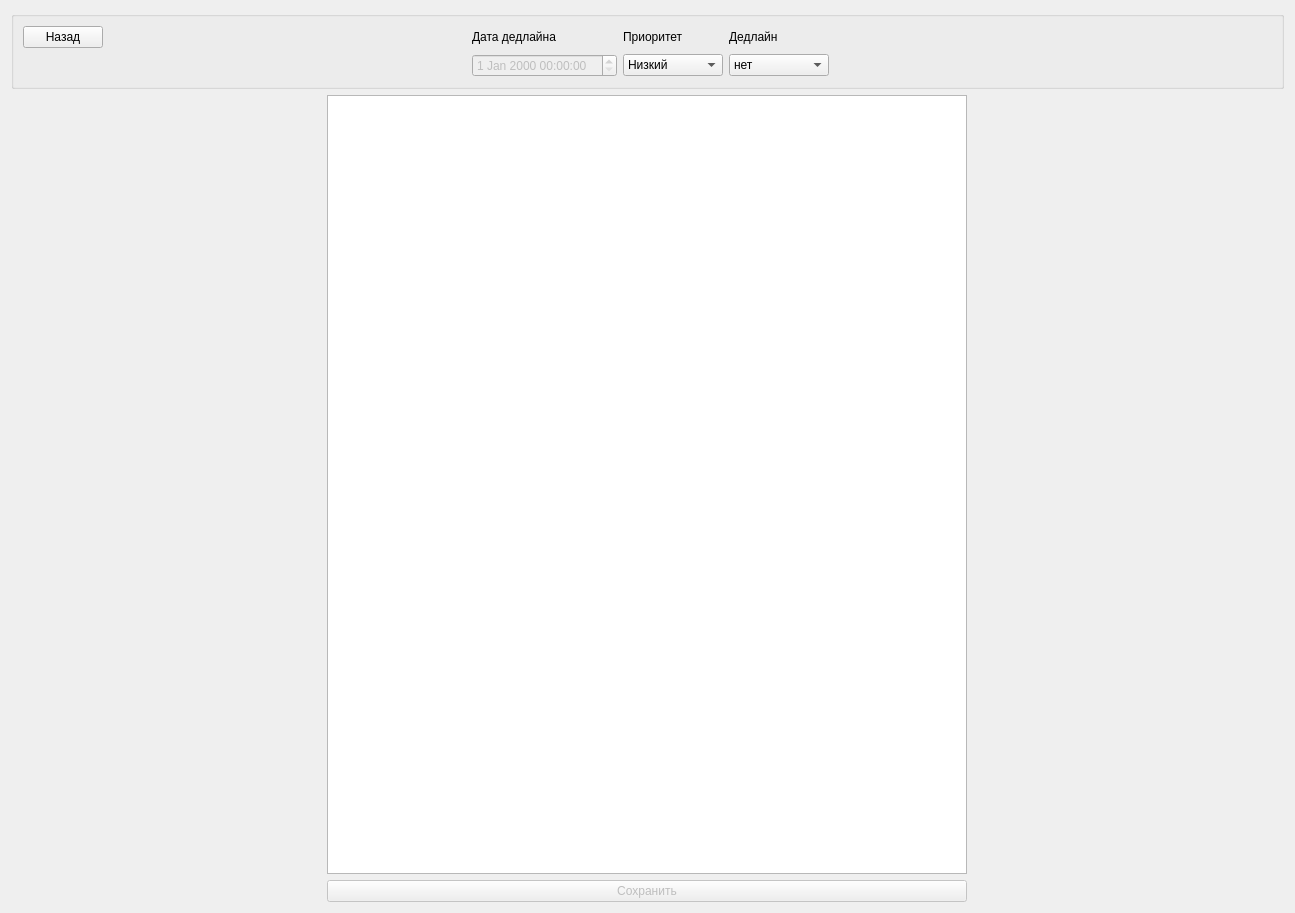
This is ToDo/note.ui in trpo2021/cw-iv-021_todo-list as Qt 5 draws it before an edit. The edited form follows.
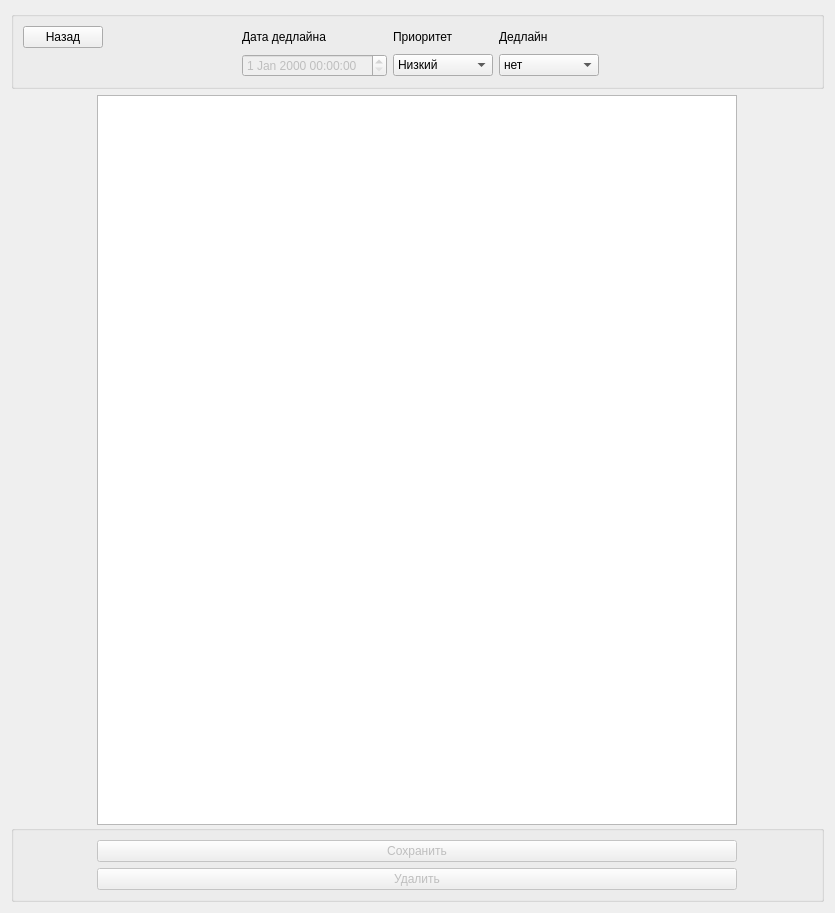
This is the edited form.

Commit message: Add Deleting button

```diff
--- a/ToDo/note.ui
+++ b/ToDo/note.ui
@@ -6,7 +6,7 @@
    <rect>
     <x>0</x>
     <y>0</y>
-    <width>1295</width>
+    <width>835</width>
     <height>913</height>
    </rect>
   </property>
@@ -15,12 +15,16 @@
   </property>
   <layout class="QGridLayout" name="gridLayout_2">
    <item row="0" column="0">
-    <layout class="QVBoxLayout" name="verticalLayout">
-     <item>
       <widget class="QGroupBox" name="groupBox">
+     <property name="enabled">
+      <bool>true</bool>
+     </property>
        <property name="title">
         <string/>
        </property>
+     <property name="alignment">
+      <set>Qt::AlignCenter</set>
+     </property>
        <layout class="QGridLayout" name="gridLayout">
         <item row="0" column="4">
          <widget class="QLabel" name="deadline_txt">
@@ -174,6 +178,11 @@
        </layout>
       </widget>
      </item>
+   <item row="1" column="0">
+    <layout class="QVBoxLayout" name="verticalLayout">
+     <property name="spacing">
+      <number>0</number>
+     </property>
      <item alignment="Qt::AlignHCenter">
       <widget class="QTextEdit" name="textEdit">
        <property name="sizePolicy">
@@ -190,7 +199,22 @@
        </property>
       </widget>
      </item>
-     <item alignment="Qt::AlignHCenter|Qt::AlignBottom">
+     <item>
+      <widget class="QGroupBox" name="groupBox_3">
+       <property name="enabled">
+        <bool>true</bool>
+       </property>
+       <property name="title">
+        <string/>
+       </property>
+       <property name="flat">
+        <bool>false</bool>
+       </property>
+       <property name="checkable">
+        <bool>false</bool>
+       </property>
+       <layout class="QVBoxLayout" name="verticalLayout_2">
+        <item alignment="Qt::AlignHCenter">
       <widget class="QPushButton" name="saveButton">
        <property name="enabled">
         <bool>false</bool>
@@ -204,12 +228,37 @@
        <property name="minimumSize">
         <size>
          <width>640</width>
-         <height>10</height>
+            <height>20</height>
         </size>
        </property>
        <property name="text">
-        <string>Сохранить</string>
-       </property>
+           <string>Cохранить</string>
+          </property>
+         </widget>
+        </item>
+        <item alignment="Qt::AlignHCenter">
+         <widget class="QPushButton" name="delButton">
+          <property name="enabled">
+           <bool>false</bool>
+          </property>
+          <property name="sizePolicy">
+           <sizepolicy hsizetype="Fixed" vsizetype="Fixed">
+            <horstretch>0</horstretch>
+            <verstretch>0</verstretch>
+           </sizepolicy>
+          </property>
+          <property name="minimumSize">
+           <size>
+            <width>640</width>
+            <height>20</height>
+           </size>
+          </property>
+          <property name="text">
+           <string>Удалить</string>
+          </property>
+         </widget>
+        </item>
+       </layout>
       </widget>
      </item>
     </layout>
```
Left out of the diff: 2 changed lines with no effect on the pictures. Lines whose indentation alone changed are shown as unchanged. The commit also changes 7 other files.
